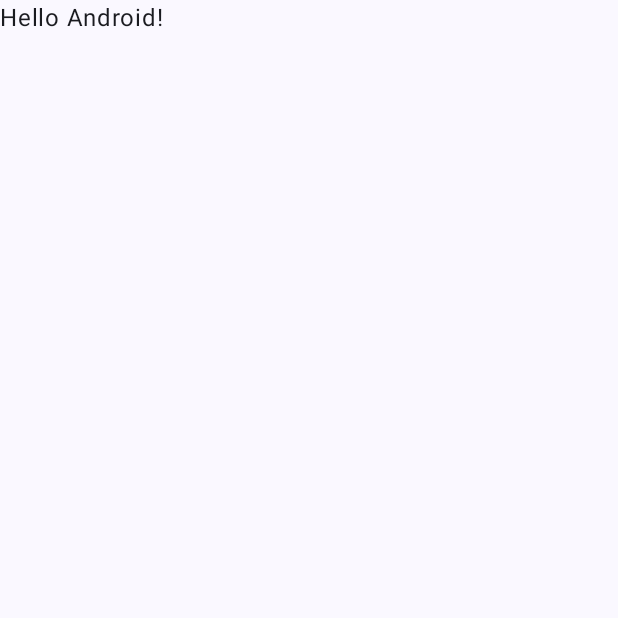
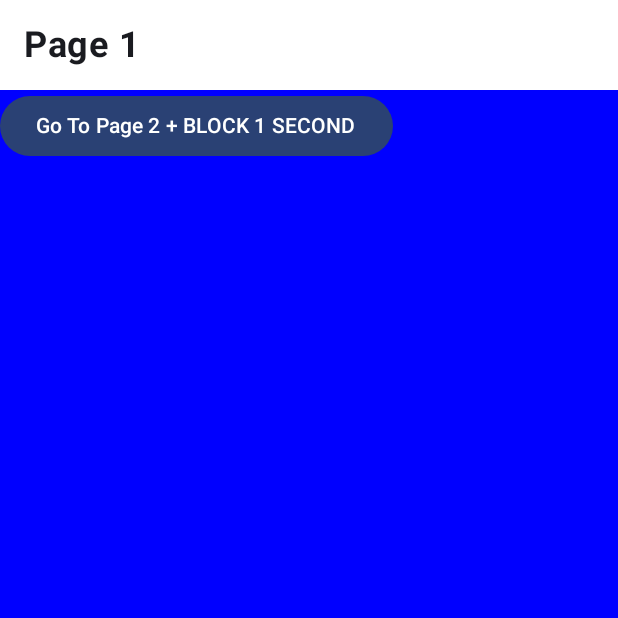
Before and after one commit to distinctdan/compose-navigation-transition-bug, an Android app built with Jetpack Compose: the screen it shows after launch (MainActivity), on a phone screen of 412 x 824 dp, the top half of it. Before the commit the part shown is almost empty. Run offline under Robolectric (Android 15) with nearby library versions, the phone set to English and light mode, and no system bars.

```diff
--- a/app/build.gradle
+++ b/app/build.gradle
@@ -47,6 +47,7 @@ android {
 }
 
 dependencies {
+    implementation libs.androidx.navigation.compose
 
     implementation libs.androidx.core.ktx
     implementation libs.androidx.lifecycle.runtime.ktx
--- a/app/src/main/java/com/example/navigationtransitionbug/MainActivity.kt
+++ b/app/src/main/java/com/example/navigationtransitionbug/MainActivity.kt
@@ -3,26 +3,90 @@ package com.example.navigationtransitionbug
 import android.os.Bundle
 import androidx.activity.ComponentActivity
 import androidx.activity.compose.setContent
+import androidx.compose.animation.core.tween
+import androidx.compose.animation.fadeIn
+import androidx.compose.animation.fadeOut
+import androidx.compose.foundation.background
+import androidx.compose.foundation.layout.Column
+import androidx.compose.foundation.layout.Row
 import androidx.compose.foundation.layout.fillMaxSize
+import androidx.compose.foundation.layout.fillMaxWidth
+import androidx.compose.foundation.layout.padding
+import androidx.compose.material3.Button
 import androidx.compose.material3.MaterialTheme
 import androidx.compose.material3.Surface
 import androidx.compose.material3.Text
 import androidx.compose.runtime.Composable
+import androidx.compose.runtime.DisposableEffect
+import androidx.compose.runtime.remember
+import androidx.compose.ui.Alignment
 import androidx.compose.ui.Modifier
-import androidx.compose.ui.tooling.preview.Preview
+import androidx.compose.ui.graphics.Color
+import androidx.compose.ui.text.font.FontWeight
+import androidx.compose.ui.unit.dp
+import androidx.compose.ui.unit.sp
+import androidx.navigation.NavController
+import androidx.navigation.compose.NavHost
+import androidx.navigation.compose.composable
+import androidx.navigation.compose.rememberNavController
 import com.example.navigationtransitionbug.ui.theme.NavigationTransitionBugTheme
+import kotlinx.coroutines.delay
+import kotlinx.coroutines.runBlocking
+
+private const val ROUTE_PAGE_1 = "ROUTE_PAGE_1"
+private const val ROUTE_PAGE_2 = "ROUTE_PAGE_2"
+
+private class NavActions(private val navController: NavController) {
+    val navigateToPage2 = {
+        navController.navigate(ROUTE_PAGE_2) {
+            launchSingleTop = true
+        }
+    }
+
+    val navigateBackPreventPopRoot: () -> Unit = {
+        // Only pop if we have at least 1 other page and it's not page 1
+        val backStack = navController.currentBackStack.value
+        if (backStack.size > 1 && backStack.last().destination.route != ROUTE_PAGE_1) {
+            navController.popBackStack()
+        }
+    }
+}
 
 class MainActivity : ComponentActivity() {
     override fun onCreate(savedInstanceState: Bundle?) {
         super.onCreate(savedInstanceState)
         setContent {
+            val navController = rememberNavController()
+            val navActions = remember(navController) { NavActions(navController) }
+
             NavigationTransitionBugTheme {
                 // A surface container using the 'background' color from the theme
                 Surface(
                     modifier = Modifier.fillMaxSize(),
                     color = MaterialTheme.colorScheme.background
                 ) {
-                    Greeting("Android")
+                    NavHost(
+                        navController,
+                        startDestination = ROUTE_PAGE_1,
+                        enterTransition = remember {{ fadeIn(tween(300)) }},
+                        exitTransition = remember {{ fadeOut(tween(300)) }},
+                        contentAlignment = Alignment.TopStart,
+                    ) {
+                        composable(
+                            route = ROUTE_PAGE_1,
+                        ) { backStackEntry ->
+                            Page1(
+                                navigateToPage2 = navActions.navigateToPage2,
+                            )
+                        }
+                        composable(
+                            route = ROUTE_PAGE_2,
+                        ) { backStackEntry ->
+                            Page2(
+                                navigateBack = navActions.navigateBackPreventPopRoot,
+                            )
+                        }
+                    }
                 }
             }
         }
@@ -30,17 +94,62 @@ class MainActivity : ComponentActivity() {
 }
 
 @Composable
-fun Greeting(name: String, modifier: Modifier = Modifier) {
-    Text(
-        text = "Hello $name!",
+fun NavBar(
+    title: String,
+    modifier: Modifier = Modifier,
+) {
+    Row(
         modifier = modifier
-    )
+            .fillMaxWidth()
+            .background(Color.White)
+            .padding(16.dp)
+    ) {
+        Text(
+            text = title,
+            fontSize = 24.sp,
+            fontWeight = FontWeight.Bold,
+        )
+    }
 }
 
-@Preview(showBackground = true)
 @Composable
-fun GreetingPreview() {
-    NavigationTransitionBugTheme {
-        Greeting("Android")
+fun Page1(
+    navigateToPage2: () -> Unit,
+    modifier: Modifier = Modifier,
+) {
+    Column(
+        modifier = modifier
+            .fillMaxSize()
+            .background(Color.Blue)
+    ) {
+        NavBar("Page 1")
+        Button(onClick = navigateToPage2) {
+            Text("Go To Page 2 + BLOCK 1 SECOND")
+        }
+    }
+
+    // Simulate lag when leaving the page. In our real app, ExoPlayer can block the main thread for
+    // up to 2 seconds per player due to surface detach bugs.
+    DisposableEffect(Unit) {
+        onDispose {
+            runBlocking { delay(1000) }
+        }
     }
 }
+
+@Composable
+fun Page2(
+    navigateBack: () -> Unit,
+    modifier: Modifier = Modifier,
+) {
+    Column(
+        modifier = modifier
+            .fillMaxSize()
+            .background(Color.Red)
+    ) {
+        NavBar("Page 2")
+        Button(onClick = navigateBack) {
+            Text("Back To Page 1")
+        }
+    }
+}
--- a/gradle/libs.versions.toml
+++ b/gradle/libs.versions.toml
@@ -8,9 +8,11 @@ espressoCore = "3.5.1"
 lifecycleRuntimeKtx = "2.7.0"
 activityCompose = "1.9.0"
 composeBom = "2023.08.00"
+navigationCompose = "2.7.7"
 
 [libraries]
 androidx-core-ktx = { group = "androidx.core", name = "core-ktx", version.ref = "coreKtx" }
+androidx-navigation-compose = { module = "androidx.navigation:navigation-compose", version.ref = "navigationCompose" }
 junit = { group = "junit", name = "junit", version.ref = "junit" }
 androidx-junit = { group = "androidx.test.ext", name = "junit", version.ref = "junitVersion" }
 androidx-espresso-core = { group = "androidx.test.espresso", name = "espresso-core", version.ref = "espressoCore" }
```
